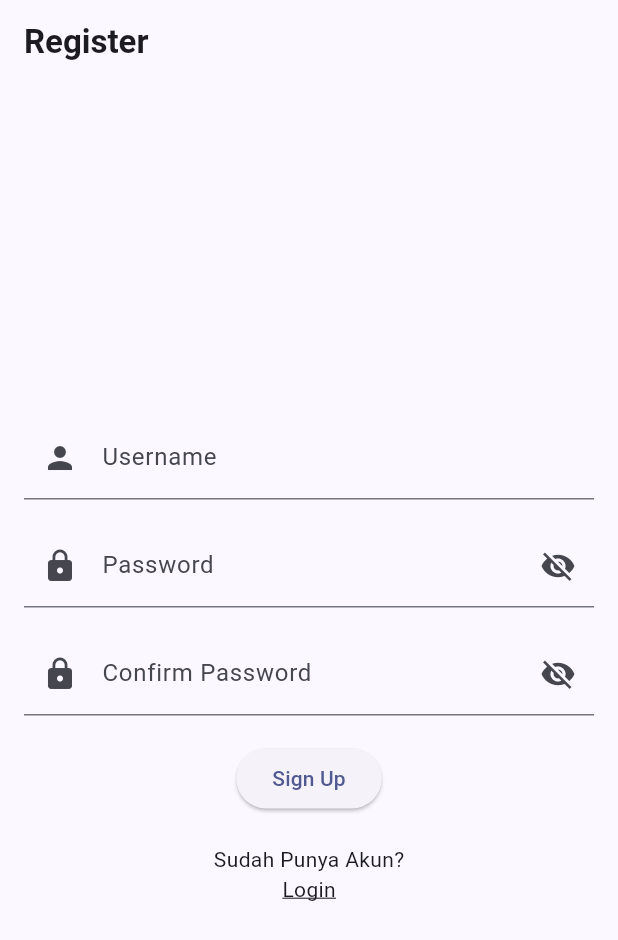
After one commit to chikamarsyaa/mari-beli-mobile, a Flutter app: the screen it shows after launch, after a tap on "Register", on a phone screen of 412 x 824 dp. The commit adds this screen. Shown: the top 940 px of the screen. Run offline on Flutter 3.47's test engine with Material 2 defaults, Android fonts, the phone set to English and light mode, and no system bars; missing offline and left inert: pbp_django_auth; network calls fail.

Commit message:
Mengerjakan bonus

```diff
--- a/maribeli/lib/screens/login.dart
+++ b/maribeli/lib/screens/login.dart
@@ -1,7 +1,9 @@
+import 'package:maribeli/screens/register.dart';
 import 'package:maribeli/screens/menu.dart';
 import 'package:flutter/material.dart';
 import 'package:pbp_django_auth/pbp_django_auth.dart';
 import 'package:provider/provider.dart';
+import 'package:maribeli/screens/register.dart';
 
 void main() {
     runApp(const LoginApp());
@@ -32,6 +34,7 @@ class LoginPage extends StatefulWidget {
 class _LoginPageState extends State<LoginPage> {
     final TextEditingController _usernameController = TextEditingController();
     final TextEditingController _passwordController = TextEditingController();
+     bool _passwordVisible = false;
 
     @override
     Widget build(BuildContext context) {
@@ -49,16 +52,33 @@ class _LoginPageState extends State<LoginPage> {
                             controller: _usernameController,
                             decoration: const InputDecoration(
                                 labelText: 'Username',
+                                prefixIcon: Icon(Icons.person),
                             ),
+
                         ),
                         const SizedBox(height: 12.0),
                         TextField(
-                            controller: _passwordController,
-                            decoration: const InputDecoration(
-                                labelText: 'Password',
-                            ),
-                            obscureText: true,
-                        ),
+              controller: _passwordController,
+              decoration: InputDecoration(
+                labelText: 'Password',
+                prefixIcon: Icon(Icons.lock),
+                suffixIcon: IconButton(
+                  icon: Icon(
+                    // change the icon based on the password visibility
+                    _passwordVisible
+                        ? Icons.visibility
+                        : Icons.visibility_off,
+                  ),
+                  onPressed: () {
+                    // password visibility state
+                    setState(() {
+                      _passwordVisible = !_passwordVisible;
+                    });
+                  },
+                ),
+              ),
+              obscureText: !_passwordVisible,
+            ),
                         const SizedBox(height: 24.0),
                         ElevatedButton(
                             onPressed: () async {
@@ -66,6 +86,7 @@ class _LoginPageState extends State<LoginPage> {
                                 String password = _passwordController.text;
 
                                 // Cek kredensial
+                                // TODO: Ganti URL dan jangan lupa tambahkan trailing slash (/) di akhir URL!
                                 // Untuk menyambungkan Android emulator dengan Django pada localhost,
                                 // gunakan URL http://10.0.2.2/
                                 final response = await request.login("http://127.0.0.1:8000/auth/login/", {
@@ -105,9 +126,30 @@ class _LoginPageState extends State<LoginPage> {
                             },
                             child: const Text('Login'),
                         ),
+                        const SizedBox(height: 20.0),
+                        Text(
+                        "Belum Punya Akun?",
+                      ),
+                      InkWell(
+                        onTap: () {
+                          Navigator.pushReplacement(
+                            context,
+                            MaterialPageRoute(
+                                builder: (context) =>
+                                    RegisterPage()), // Navigate to login page
+                          );
+                        },
+                        child: Text(
+                          'Register',
+                          style: TextStyle(
+                            fontSize: 14.0,
+                            decoration: TextDecoration.underline,
+                          ),
+                        ),
+                      ),
                     ],
+                  ),
                 ),
-            ),
         );
     }
 }
--- /dev/null
+++ b/maribeli/lib/screens/register.dart
@@ -0,0 +1,229 @@
+import 'package:flutter/material.dart';
+import 'package:http/http.dart' as http;
+import 'package:provider/provider.dart';
+import 'package:maribeli/screens/login.dart';
+import 'package:pbp_django_auth/pbp_django_auth.dart';
+
+void main() {
+  runApp(const RegisterApp());
+}
+
+class RegisterApp extends StatelessWidget {
+  const RegisterApp({Key? key});
+
+  @override
+  Widget build(BuildContext context) {
+    return MaterialApp(
+      title: 'Sign Up',
+      theme: ThemeData(
+        primarySwatch: Colors.blue,
+      ),
+      home: const RegisterPage(),
+    );
+  }
+}
+
+class RegisterPage extends StatefulWidget {
+  const RegisterPage({Key? key});
+
+  @override
+  _RegisterPageState createState() => _RegisterPageState();
+}
+
+class _RegisterPageState extends State<RegisterPage> {
+  final TextEditingController _usernameController = TextEditingController();
+  final TextEditingController _passwordController = TextEditingController();
+  final TextEditingController _passwordConfirmationController =
+      TextEditingController();
+  bool _passwordVisible = false;
+
+  @override
+  Widget build(BuildContext context) {
+    final request = context.watch<CookieRequest>();
+    final screenHeight = MediaQuery.of(context).size.height;
+
+    return Scaffold(
+      appBar: AppBar(
+        title: const Text(
+          'Register',
+          style: TextStyle(fontWeight: FontWeight.bold),
+        ),
+      ),
+      body: Container(
+        padding: const EdgeInsets.all(16.0),
+        child: Column(
+          mainAxisAlignment: MainAxisAlignment.center,
+          children: [
+            TextField(
+              controller: _usernameController,
+              decoration: const InputDecoration(
+                labelText: 'Username',
+                prefixIcon: Icon(Icons.person),
+              ),
+            ),
+            const SizedBox(height: 16.0),
+            TextField(
+              controller: _passwordController,
+              decoration: InputDecoration(
+                labelText: 'Password',
+                prefixIcon: Icon(Icons.lock),
+                suffixIcon: IconButton(
+                  icon: Icon(
+                    // change the icon based on the password visibility
+                    _passwordVisible
+                        ? Icons.visibility
+                        : Icons.visibility_off,
+                  ),
+                  onPressed: () {
+                    // password visibility state
+                    setState(() {
+                      _passwordVisible = !_passwordVisible;
+                    });
+                  },
+                ),
+              ),
+              obscureText: !_passwordVisible,
+            ),
+            const SizedBox(height: 16.0),
+            TextField(
+              controller: _passwordConfirmationController,
+              decoration: InputDecoration(
+                labelText: 'Confirm Password',
+                prefixIcon: Icon(Icons.lock),
+                suffixIcon: IconButton(
+                  icon: Icon(
+                    // change the icon based on the password visibility
+                    _passwordVisible
+                        ? Icons.visibility
+                        : Icons.visibility_off,
+                  ),
+                  onPressed: () {
+                    // password visibility state
+                    setState(() {
+                      _passwordVisible = !_passwordVisible;
+                    });
+                  },
+                ),
+              ),
+              obscureText: !_passwordVisible,
+            ),
+            const SizedBox(height: 18.0),
+            ElevatedButton(
+              onPressed: () async {
+                String username = _usernameController.text;
+                String password = _passwordController.text;
+                String passwordConfirmation =
+                    _passwordConfirmationController.text;
+
+                // Perform input validation
+                if (username.isEmpty ||
+                    password.isEmpty ||
+                    passwordConfirmation.isEmpty) {
+                  showDialog(
+                    context: context,
+                    builder: (context) => AlertDialog(
+                      title: const Text('Registration Failed'),
+                      content: const Text('Please fill in all fields.'),
+                      actions: [
+                        TextButton(
+                          child: const Text('OK'),
+                          onPressed: () {
+                            Navigator.pop(context);
+                          },
+                        ),
+                      ],
+                    ),
+                  );
+                  return;
+                }
+
+                if (password != passwordConfirmation) {
+                  showDialog(
+                    context: context,
+                    builder: (context) => AlertDialog(
+                      title: const Text('Registration Failed'),
+                      content: const Text('Passwords do not match.'),
+                      actions: [
+                        TextButton(
+                          child: const Text('OK'),
+                          onPressed: () {
+                            Navigator.pop(context);
+                          },
+                        ),
+                      ],
+                    ),
+                  );
+                  return;
+                }
+                // Registration logic, send registration request to your server API
+                final response = await http.post(
+                  Uri.parse('http://127.0.0.1:8000/auth/register/'),
+                  body: {
+                    'username': username,
+                    'password1': password,
+                    'password2': passwordConfirmation,
+                  },
+                );
+
+                if (response.statusCode == 201) {
+                  // Registration successful
+                  String message =
+                      'Registration successful. Please Log in';
+                  Navigator.pushReplacement(
+                    context,
+                    MaterialPageRoute(builder: (context) => LoginPage()),
+                  );
+                  ScaffoldMessenger.of(context)
+                    ..hideCurrentSnackBar()
+                    ..showSnackBar(SnackBar(
+                      content: Text(message),
+                    ));
+                } else {
+                  // Registration failed
+                  showDialog(
+                    context: context,
+                    builder: (context) => AlertDialog(
+                      title: const Text('Registration Failed'),
+                      content: const Text(
+                          'Registration failed. Please try again later.'),
+                      actions: [
+                        TextButton(
+                          child: const Text('OK'),
+                          onPressed: () {
+                            Navigator.pop(context);
+                          },
+                        ),
+                      ],
+                    ),
+                  );
+                }
+              },
+              child: const Text('Sign Up'),
+            ),
+            const SizedBox(height: 20.0),
+            Text(
+              "Sudah Punya Akun?",
+            ),
+            InkWell(
+              onTap: () {
+                Navigator.pushReplacement(
+                  context,
+                  MaterialPageRoute(
+                      builder: (context) =>
+                          LoginPage()), // Navigate to login page
+                );
+              },
+              child: Text(
+                'Login',
+                style: TextStyle(
+                  fontSize: 14.0,
+                  decoration: TextDecoration.underline,
+                ),
+              ),
+            ),
+          ],
+        ),
+      ),
+    );
+  }
+}
```
Also changed, not shown: maribeli/lib/models/models.dart (added, +7 -0 lines), maribeli/lib/screens/item_detail.dart (added, +39 -0 lines), maribeli/lib/screens/list_product.dart (+25 -9 lines), maribeli/lib/screens/showlist.dart (added, +29 -0 lines).
